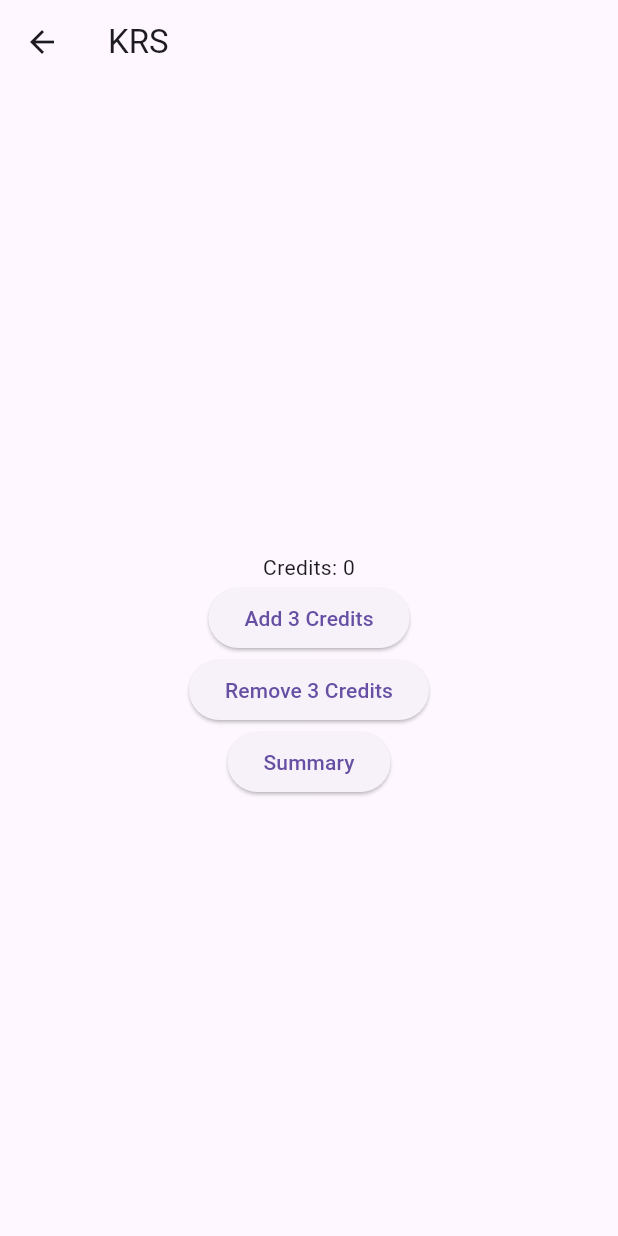
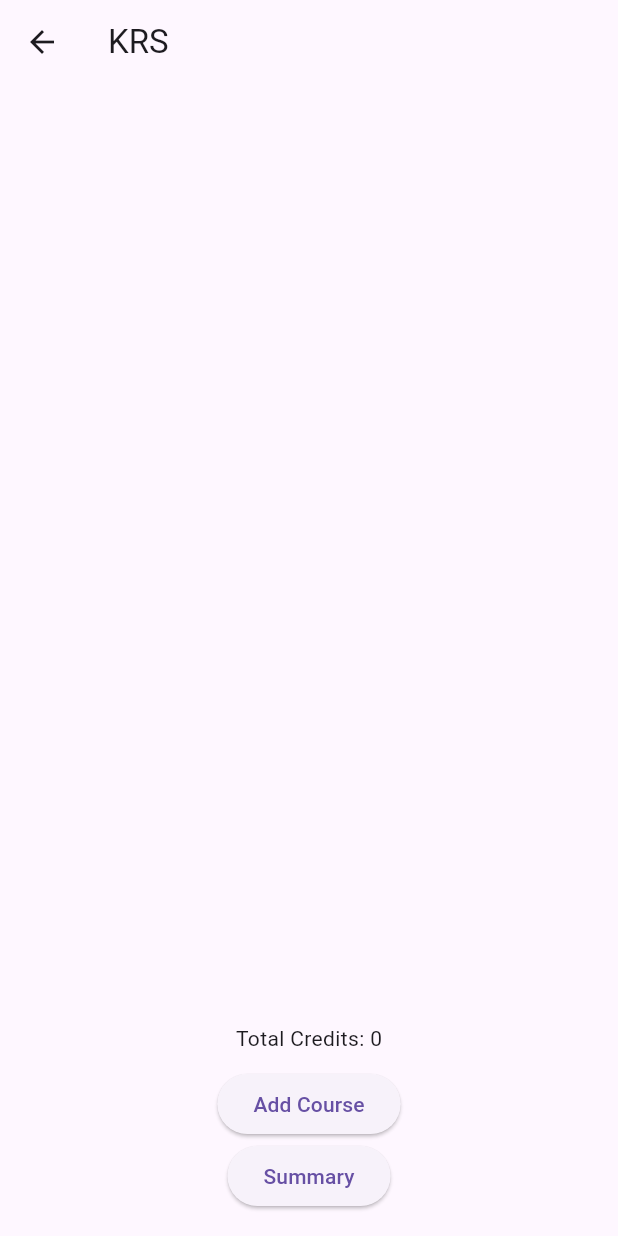
Before and after one commit to jessicachristiana-26/krs-flutter-week3_0420230009_jessica, a Flutter app: the DashboardScreen screen opened directly with empty values, after a tap on "KRS", on a phone screen of 412 x 824 dp. Run offline on Flutter 3.47's test engine with Material 3 defaults, Android fonts, the phone set to English and light mode, and no system bars.

Commit message:
Update Week5

```diff
--- /dev/null
+++ b/lib/screens/course.dart
@@ -0,0 +1,13 @@
+class Course {
+  final String name;
+  final int credits;
+  final String semester;
+  final bool isMandatory;
+
+  Course({
+    required this.name,
+    required this.credits,
+    required this.semester,
+    required this.isMandatory,
+  });
+}
--- a/lib/screens/dashboard_screen.dart
+++ b/lib/screens/dashboard_screen.dart
@@ -17,20 +17,19 @@ class _DashboardScreenState extends State<DashboardScreen> {
   @override
   Widget build(BuildContext context) {
     return Scaffold(
-      appBar: AppBar(title: Text("Dashboard")),
+      appBar: AppBar(title: const Text("Dashboard")),
       body: Center(
         child: Column(
           mainAxisAlignment: MainAxisAlignment.center,
           children: [
             Text("Hello, ${widget.firstName} ${widget.lastName}",
-                style: TextStyle(fontSize: 24)),
-            SizedBox(height: 10),
+                style: const TextStyle(fontSize: 24)),
+            const SizedBox(height: 10),
             Text(widget.email),
-
-            SizedBox(height: 30),
+            const SizedBox(height: 30),
 
             ElevatedButton(
-              child: Text("Profile"),
+              child: const Text("Profile"),
               onPressed: () {
                 Navigator.push(
                   context,
@@ -46,15 +45,13 @@ class _DashboardScreenState extends State<DashboardScreen> {
             ),
 
             ElevatedButton(
-              child: Text("KRS"),
+              child: const Text("KRS"),
               onPressed: () {
                 Navigator.push(
                   context,
                   MaterialPageRoute(
-                    builder: (_) => KrsScreen(
-                      widget.firstName,
-                      widget.lastName,
-                    ),
+                    builder: (_) =>
+                        KRSScreen(widget.firstName, widget.lastName),
                   ),
                 );
               },
--- a/lib/screens/krs_detail_screen.dart
+++ b/lib/screens/krs_detail_screen.dart
@@ -10,12 +10,12 @@ class KrsDetailScreen extends StatelessWidget {
   @override
   Widget build(BuildContext context) {
     return Scaffold(
-      appBar: AppBar(title: Text("KRS")),
+      appBar: AppBar(title: const Text("KRS Summary")),
       body: Center(
         child: Text(
           "Hello $firstName $lastName\nTotal Credits: $credits",
           textAlign: TextAlign.center,
-          style: TextStyle(fontSize: 22),
+          style: const TextStyle(fontSize: 22),
         ),
       ),
     );
--- a/lib/screens/krs_screen.dart
+++ b/lib/screens/krs_screen.dart
@@ -1,46 +1,69 @@
 import 'package:flutter/material.dart';
+import 'add_course_screen.dart';
+import 'course.dart';
 import 'krs_detail_screen.dart';
 
-class KrsScreen extends StatefulWidget {
+class KRSScreen extends StatefulWidget {
   final String firstName;
   final String lastName;
 
-  KrsScreen(this.firstName, this.lastName);
+  KRSScreen(this.firstName, this.lastName);
 
   @override
-  _KrsScreenState createState() => _KrsScreenState();
+  _KRSScreenState createState() => _KRSScreenState();
 }
 
-class _KrsScreenState extends State<KrsScreen> {
-  int credits = 0;
+class _KRSScreenState extends State<KRSScreen> {
+  List<Course> courses = [];
+  int totalCredits = 0;
+
+  Future<void> addCourse() async {
+    final result = await Navigator.push(
+      context,
+      MaterialPageRoute(builder: (_) => const AddCourseScreen()),
+    );
+
+    if (result != null && result is Course) {
+      setState(() {
+        courses.add(result);
+        totalCredits += result.credits;
+      });
+    }
+  }
 
   @override
   Widget build(BuildContext context) {
     return Scaffold(
-      appBar: AppBar(title: Text("KRS")),
-      body: Center(
+      appBar: AppBar(title: const Text("KRS")),
+      body: Padding(
+        padding: const EdgeInsets.all(16),
         child: Column(
-          mainAxisAlignment: MainAxisAlignment.center,
           children: [
-            Text("${widget.firstName} ${widget.lastName}"),
-            Text("Credits: $credits"),
+            Text("${widget.firstName} ${widget.lastName}",
+                style: const TextStyle(fontSize: 18)),
+            const SizedBox(height: 10),
+
+            Expanded(
+              child: ListView.builder(
+                itemCount: courses.length,
+                itemBuilder: (_, i) => ListTile(
+                  title: Text(courses[i].name),
+                  subtitle:
+                      Text("${courses[i].credits} SKS | ${courses[i].semester}"),
+                ),
+              ),
+            ),
+
+            Text("Total Credits: $totalCredits"),
+            const SizedBox(height: 10),
 
             ElevatedButton(
-              onPressed: () => setState(() => credits += 3),
-              child: Text("Add 3 Credits"),
+              onPressed: addCourse,
+              child: const Text("Add Course"),
             ),
 
             ElevatedButton(
-              onPressed: () {
-                if (credits >= 3) {
-                  setState(() => credits -= 3);
-                }
-              },
-              child: Text("Remove 3 Credits"),
-            ),
-
-            ElevatedButton(
-              child: Text("Summary"),
+              child: const Text("Summary"),
               onPressed: () {
                 Navigator.push(
                   context,
@@ -48,7 +71,7 @@ class _KrsScreenState extends State<KrsScreen> {
                     builder: (_) => KrsDetailScreen(
                       widget.firstName,
                       widget.lastName,
-                      credits,
+                      totalCredits,
                     ),
                   ),
                 );
--- a/lib/screens/profile_screen.dart
+++ b/lib/screens/profile_screen.dart
@@ -10,12 +10,12 @@ class ProfileScreen extends StatelessWidget {
   @override
   Widget build(BuildContext context) {
     return Scaffold(
-      appBar: AppBar(title: Text("Profile")),
+      appBar: AppBar(title: const Text("Profile")),
       body: Center(
         child: Column(
           mainAxisAlignment: MainAxisAlignment.center,
           children: [
-            Icon(Icons.account_circle, size: 80),
+            const Icon(Icons.account_circle, size: 80),
             Text("Name: $firstName $lastName"),
             Text("Email: $email"),
           ],
```
Also changed, not shown: lib/screens/add_course_screen.dart (added, +76 -0 lines), lib/screens/login_screen.dart (+15 -24 lines), lib/screens/signup_screen.dart (+11 -17 lines).
